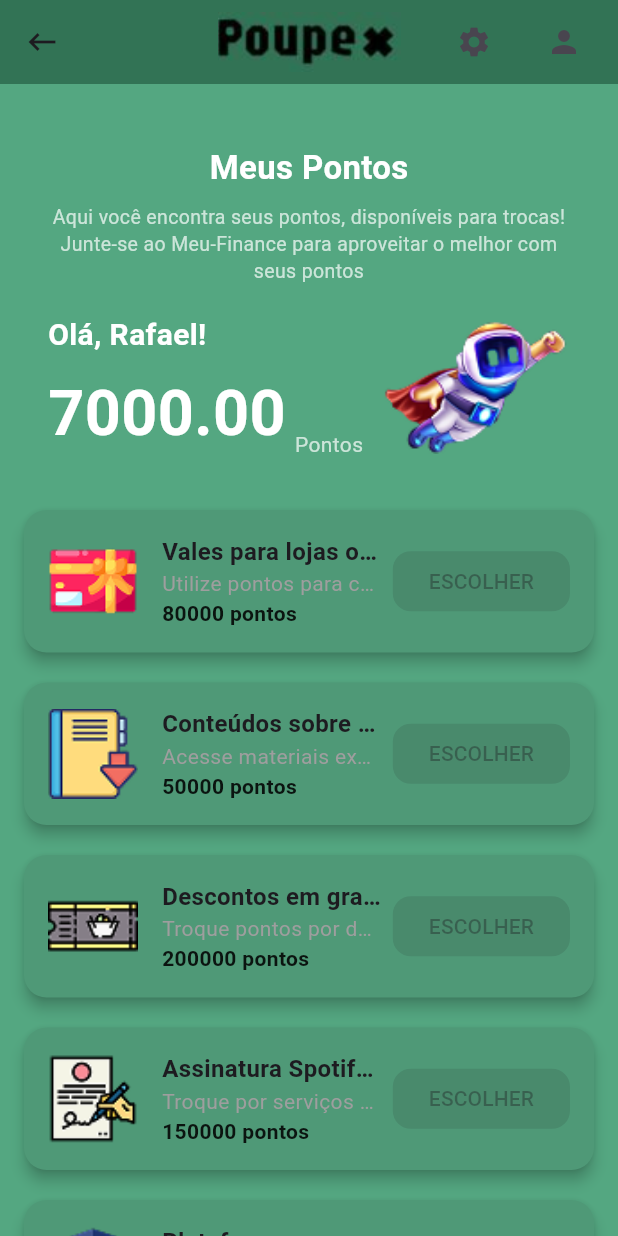
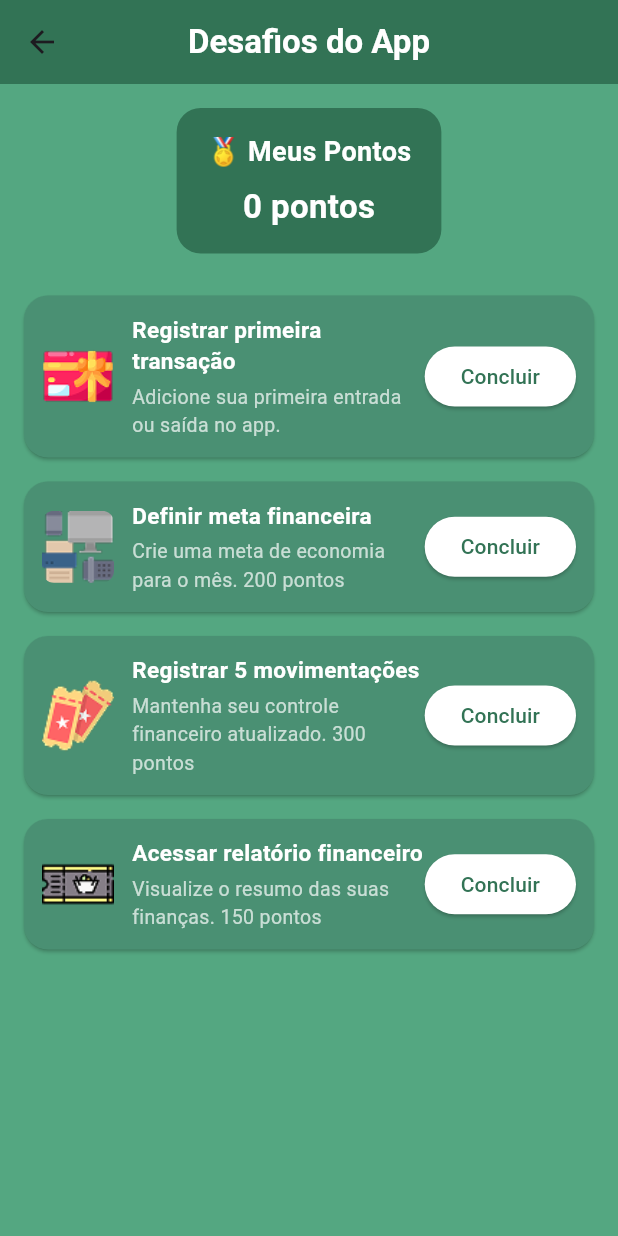
Before and after one commit to lopesmrafael/Poupex_flutter, a Flutter app: the HomePage screen opened directly, after a tap on "Meus Pontos", on a phone screen of 412 x 824 dp. Run offline on Flutter 3.47's test engine with Material 3 defaults, Android fonts, the phone set to English and light mode, and no system bars; our stand-ins replace cloud_firestore, firebase_auth, firebase_core, fl_chart, flutter_multi_formatter, shared_preferences; accounts and stored records are empty.

Commit message:
Sistema de Pontuação

```diff
--- a/lib/Pages/HomePage.dart
+++ b/lib/Pages/HomePage.dart
@@ -67,7 +67,7 @@ class HomePage extends StatelessWidget {
         onTap: () {
           Navigator.push(
             context,
-            MaterialPageRoute(builder: (context) => RewardsPage()),
+            MaterialPageRoute(builder: (context) => DesafiosPage()),
           );
         },
       ),
--- a/lib/Pages/reward_page.dart
+++ b/lib/Pages/reward_page.dart
@@ -1,205 +1,127 @@
 import 'package:flutter/material.dart';
-import 'package:projeto_pity/Model/reward.dart';
-import 'package:projeto_pity/Model/reward_itens.dart';
-import 'package:projeto_pity/Widget/reward_card.dart';
-import 'package:projeto_pity/Model/reward_iten.dart';
+import 'package:shared_preferences/shared_preferences.dart';
 
+// 🔹 Repositório local de pontos e desafios concluídos
+class PontosRepository {
+  static const String _keyPontos = 'pontosAcumulados';
+  static const String _keyDesafios = 'desafiosConcluidos';
 
-class RewardsPage extends StatelessWidget {
-  const RewardsPage({super.key});
+  Future<int> getPontos() async {
+    final prefs = await SharedPreferences.getInstance();
+    return prefs.getInt(_keyPontos) ?? 0;
+  }
 
-  final int userPoints = 7000;
+  Future<void> adicionarPontos(int pontos) async {
+    final prefs = await SharedPreferences.getInstance();
+    final atual = prefs.getInt(_keyPontos) ?? 0;
+    await prefs.setInt(_keyPontos, atual + pontos);
+  }
 
-  List<Reward> _getRewards() {
-    return [
-      RewardItem(
-        titulo: "Vales para lojas online, serviços de streaming ou delivery",
-        descricao: "Utilize pontos para cupons digitais.",
-        pontos: 80000,
-        imagem: "assets/meusPontos/vale.png",
-      ),
-      RewardItem(
-        titulo:
-            "Conteúdos sobre educação financeira, investimentos e planejamento",
-        descricao: "Acesse materiais exclusivos.",
-        pontos: 50000,
-        imagem: "assets/meusPontos/conteudo.png",
-      ),
-      RewardItem(
-        titulo: "Descontos em grandes redes de mercado",
-        descricao: "Troque pontos por descontos reais.",
-        pontos: 200000,
-        imagem: "assets/meusPontos/tiket.png",
-      ),
-      RewardItem(
-        titulo: "Assinatura Spotify, Netflix, Disney+",
-        descricao: "Troque por serviços de streaming.",
-        pontos: 150000,
-        imagem: "assets/meusPontos/assinatura.png",
-      ),
-      RewardItem(
-        titulo: "Plataformas como Udemy, Coursera e Alura",
-        descricao: "Acesso a cursos online.",
-        pontos: 200000,
-        imagem: "assets/meusPontos/plataforma.png",
-      ),
-      RewardItem(
-        titulo: "Atendimento com especialistas",
-        descricao: "Consultoria especializada em finanças.",
-        pontos: 200000,
-        imagem: "assets/meusPontos/especialistas.png",
-      ),
-      RewardItem(
-        titulo: "Eventos fechados sobre investimentos",
-        descricao: "Workshops e palestras exclusivas.",
-        pontos: 100000,
-        imagem: "assets/meusPontos/eventos.png",
-      ),
-      RewardItem(
-        titulo: "Entradas para eventos especiais",
-        descricao: "Shows, teatros e muito mais.",
-        pontos: 150000,
-        imagem: "assets/meusPontos/valeEvento.png",
-      ),
-      RewardItem(
-        titulo: "Descontos em fones, teclados e cadeiras ergonômicas",
-        descricao: "Troque pontos por eletrônicos.",
-        pontos: 180000,
-        imagem: "assets/meusPontos/setup.png",
-      ),
-    ];
+  Future<void> resetarPontos() async {
+    final prefs = await SharedPreferences.getInstance();
+    await prefs.remove(_keyPontos);
+    await prefs.remove(_keyDesafios);
   }
+
+  Future<void> salvarDesafiosConcluidos(List<String> titulosConcluidos) async {
+    final prefs = await SharedPreferences.getInstance();
+    await prefs.setStringList(_keyDesafios, titulosConcluidos);
+  }
+
+  Future<List<String>> getDesafiosConcluidos() async {
+    final prefs = await SharedPreferences.getInstance();
+    return prefs.getStringList(_keyDesafios) ?? [];
+  }
+}
+
+// 🔹 Modelo de desafio
+class Desafio {
+  final String titulo;
+  final String descricao;
+  final int pontos;
+  final String imagem;
+  bool concluido;
+
+  Desafio({
+    required this.titulo,
+    required this.descricao,
+    required this.pontos,
+    required this.imagem,
+    this.concluido = false,
+  });
+}
+
+// 🔹 Card visual de cada desafio
+class DesafioCard extends StatelessWidget {
+  final Desafio desafio;
+  final int userPoints;
+  final VoidCallback onConcluir;
+
+  const DesafioCard({
+    super.key,
+    required this.desafio,
+    required this.userPoints,
+    required this.onConcluir,
+  });
 
   @override
   Widget build(BuildContext context) {
-    final rewards = _getRewards();
+    final bool podeConcluir = !desafio.concluido;
 
-    return Scaffold(
-      backgroundColor: const Color(0xFF54A781),
-      appBar: AppBar(
-        leading: IconButton(
-          icon: const Icon(Icons.keyboard_backspace),
-          onPressed: () {
-            Navigator.pop(context);
-          },
+    return Card(
+      color: const Color(0xFF4A9073),
+      shape: RoundedRectangleBorder(
+        borderRadius: BorderRadius.circular(16),
       ),
-        title: Image.asset(
-          "assets/titulo.jpg",
-          height: 40,
+      margin: const EdgeInsets.symmetric(vertical: 8),
+      child: Padding(
+        padding: const EdgeInsets.all(12),
+        child: Row(
+          crossAxisAlignment: CrossAxisAlignment.center,
+          children: [
+            ClipRRect(
+              borderRadius: BorderRadius.circular(8),
+              child: Image.asset(
+                desafio.imagem,
+                width: 48,
+                height: 48,
                 fit: BoxFit.contain,
               ),
-        centerTitle: true,
-        backgroundColor: const Color(0xFF327355),
-        actions: [
-          IconButton(icon: const Icon(Icons.settings), onPressed: () {}),
+            ),
             const SizedBox(width: 12),
-          IconButton(icon: const Icon(Icons.person), onPressed: () {}),
-          const SizedBox(width: 12),
-        ],
-      ),
-      body: SingleChildScrollView(
-        padding: const EdgeInsets.all(16),
+            Expanded(
               child: Column(
                 crossAxisAlignment: CrossAxisAlignment.start,
                 children: [
-            Center(
-              child: Column(
-                children: [
-                  Container(
-                    width: double.infinity,
-                    padding: const EdgeInsets.symmetric(
-                      vertical: 24,
-                      horizontal: 16,
-                    ),
-                    color: const Color(0xFF54A781),
-                    child: Column(
-                      crossAxisAlignment: CrossAxisAlignment.center,
-                      children: [
-                        const Text(
-                          "Meus Pontos",
-                          style: TextStyle(
-                            fontSize: 22,
+                  Text(
+                    desafio.titulo,
+                    style: const TextStyle(
+                      color: Colors.white,
                       fontWeight: FontWeight.bold,
-                            color: Colors.white,
+                      fontSize: 15,
                     ),
                   ),
-                        const SizedBox(height: 8),
-
-                        const Text(
-                          "Aqui você encontra seus pontos, disponíveis para trocas!\n"
-                          "Junte-se ao Meu-Finance para aproveitar o melhor com seus pontos",
-                          textAlign: TextAlign.center,
-                          style: TextStyle(
+                  const SizedBox(height: 4),
+                  Text(
+                    desafio.descricao,
+                    style: const TextStyle(
+                      color: Colors.white70,
                       fontSize: 13,
-                            color: Colors.white70,
-                            height: 1.4,
-                          ),
-                        ),
-
-                        const SizedBox(height: 20),
-
-                        Row(
-                          mainAxisAlignment: MainAxisAlignment.spaceBetween,
-                          crossAxisAlignment: CrossAxisAlignment.center,
-                          children: [
-                            Column(
-                              crossAxisAlignment: CrossAxisAlignment.start,
-                              children: [
-                                const Text(
-                                  "Olá, Rafael!",  //aqui tem que implementar uma função para aparecer o nome do usuário da pagina do galdino
-                                  style: TextStyle(
-                                    fontSize: 20,
-                                    color: Colors.white,
-                                    fontWeight: FontWeight.w600,
-                                  ),
-                                ),
-                                const SizedBox(height: 8),
-                                Row(
-                                  crossAxisAlignment: CrossAxisAlignment.end,
-                                  children: [
-                                    Text(
-                                      "${userPoints.toStringAsFixed(2)}",
-                                      style: const TextStyle(
-                                        fontSize: 42,
-                                        fontWeight: FontWeight.bold,
-                                        color: Colors.white,
-                                      ),
-                                    ),
-                                    const SizedBox(width: 6),
-                                    const Text(
-                                      "Pontos",
-                                      style: TextStyle(
-                                        fontSize: 14,
-                                        color: Colors.white70,
-                                      ),
-                                    ),
-                                  ],
-                                ),
-                              ],
-                            ),
-
-                            Image.asset(
-                              "assets/meusPontos/logoMeusPontos.png",
-                              height: 90,
-                              fit: BoxFit.contain,
-                            ),
-                          ],
-                        ),
-                      ],
                     ),
                   ),
                 ],
               ),
             ),
-
-            ListView.builder(
-              shrinkWrap: true,
-              physics: const NeverScrollableScrollPhysics(),
-              itemCount: rewards.length,
-              itemBuilder: (context, index) {
-                final reward = rewards[index];
-                return RewardCard(reward: reward, userPoints: userPoints);
-              },
+            ElevatedButton(
+              onPressed: podeConcluir ? onConcluir : null,
+              style: ElevatedButton.styleFrom(
+                backgroundColor: podeConcluir ? Colors.white : Colors.grey[400],
+                foregroundColor: const Color(0xFF327355),
+                shape: RoundedRectangleBorder(
+                  borderRadius: BorderRadius.circular(20),
+                ),
+              ),
+              child: Text(podeConcluir ? "Concluir" : "Feito"),
             ),
           ],
         ),
@@ -207,3 +129,154 @@ class RewardsPage extends StatelessWidget {
     );
   }
 }
+
+// 🔹 Página principal dos desafios
+class DesafiosPage extends StatefulWidget {
+  const DesafiosPage({super.key});
+
+  @override
+  State<DesafiosPage> createState() => _DesafiosPageState();
+}
+
+class _DesafiosPageState extends State<DesafiosPage> {
+  int userPoints = 0;
+  final PontosRepository _pontosRepo = PontosRepository();
+
+  final List<Desafio> desafios = [
+    Desafio(
+      titulo: "Registrar primeira transação",
+      descricao: "Adicione sua primeira entrada ou saída no app.",
+      pontos: 100,
+      imagem: "assets/meusPontos/vale.png",
+    ),
+    Desafio(
+      titulo: "Definir meta financeira",
+      descricao: "Crie uma meta de economia para o mês. 200 pontos",
+      pontos: 200,
+      imagem: "assets/meusPontos/setup.png",
+    ),
+    Desafio(
+      titulo: "Registrar 5 movimentações",
+      descricao: "Mantenha seu controle financeiro atualizado. 300 pontos",
+      pontos: 300,
+      imagem: "assets/meusPontos/valeEvento.png",
+    ),
+    Desafio(
+      titulo: "Acessar relatório financeiro",
+      descricao: "Visualize o resumo das suas finanças. 150 pontos",
+      pontos: 150,
+      imagem: "assets/meusPontos/tiket.png",
+    ),
+  ];
+
+  @override
+  void initState() {
+    super.initState();
+    _carregarPontosEDesafios();
+  }
+
+  void _carregarPontosEDesafios() async {
+    userPoints = await _pontosRepo.getPontos();
+    List<String> concluidos = await _pontosRepo.getDesafiosConcluidos();
+
+    for (var desafio in desafios) {
+      if (concluidos.contains(desafio.titulo)) {
+        desafio.concluido = true;
+      }
+    }
+
+    setState(() {});
+  }
+
+  void concluirDesafio(Desafio desafio) async {
+    setState(() {
+      desafio.concluido = true;
+      userPoints += desafio.pontos;
+    });
+
+    await _pontosRepo.adicionarPontos(desafio.pontos);
+
+    // Salvar desafio concluído
+    List<String> concluidos = await _pontosRepo.getDesafiosConcluidos();
+    if (!concluidos.contains(desafio.titulo)) {
+      concluidos.add(desafio.titulo);
+      await _pontosRepo.salvarDesafiosConcluidos(concluidos);
+    }
+
+    ScaffoldMessenger.of(context).showSnackBar(
+      SnackBar(
+        content: Text("Desafio '${desafio.titulo}' concluído! +${desafio.pontos} pontos."),
+        backgroundColor: const Color(0xFF327355),
+      ),
+    );
+  }
+
+  @override
+  Widget build(BuildContext context) {
+    return Scaffold(
+      backgroundColor: const Color(0xFF54A781),
+      appBar: AppBar(
+        title: const Text(
+          "Desafios do App",
+          style: TextStyle(
+            color: Colors.white,
+            fontWeight: FontWeight.bold,
+          ),
+        ),
+        centerTitle: true,
+        backgroundColor: const Color(0xFF327355),
+      ),
+      body: Padding(
+        padding: const EdgeInsets.all(16),
+        child: Column(
+          children: [
+            // Cabeçalho de pontos acumulados
+            Container(
+              decoration: BoxDecoration(
+                color: const Color(0xFF327355),
+                borderRadius: BorderRadius.circular(16),
+              ),
+              padding: const EdgeInsets.symmetric(vertical: 16, horizontal: 20),
+              child: Column(
+                children: [
+                  const Text(
+                    "🏅 Meus Pontos",
+                    style: TextStyle(
+                      color: Colors.white,
+                      fontSize: 18,
+                      fontWeight: FontWeight.bold,
+                    ),
+                  ),
+                  const SizedBox(height: 8),
+                  Text(
+                    "$userPoints pontos",
+                    style: const TextStyle(
+                      color: Colors.white,
+                      fontSize: 22,
+                      fontWeight: FontWeight.bold,
+                    ),
+                  ),
+                ],
+              ),
+            ),
+            const SizedBox(height: 20),
+            // Lista de desafios
+            Expanded(
+              child: ListView.builder(
+                itemCount: desafios.length,
+                itemBuilder: (context, index) {
+                  final desafio = desafios[index];
+                  return DesafioCard(
+                    desafio: desafio,
+                    userPoints: userPoints,
+                    onConcluir: () => concluirDesafio(desafio),
+                  );
+                },
+              ),
+            ),
+          ],
+        ),
+      ),
+    );
+  }
+}
--- a/pubspec.yaml
+++ b/pubspec.yaml
@@ -39,6 +39,7 @@ dependencies:
   firebase_core: ^3.6.0
   cloud_firestore: ^5.4.4
   firebase_auth: ^5.3.1
+  shared_preferences: ^2.3.2
 
 dev_dependencies:
   flutter_test:
```
Also changed, not shown: lib/Pages/relatorioFinanceiroPage.dart (+139 -88 lines), lib/repository/pontos_repository.dart (added, +24 -0 lines), lib/Pages/LoginPage.dart (line endings or trailing spaces), pubspec.lock, 1 other file. Lines whose indentation alone changed are shown as unchanged.
